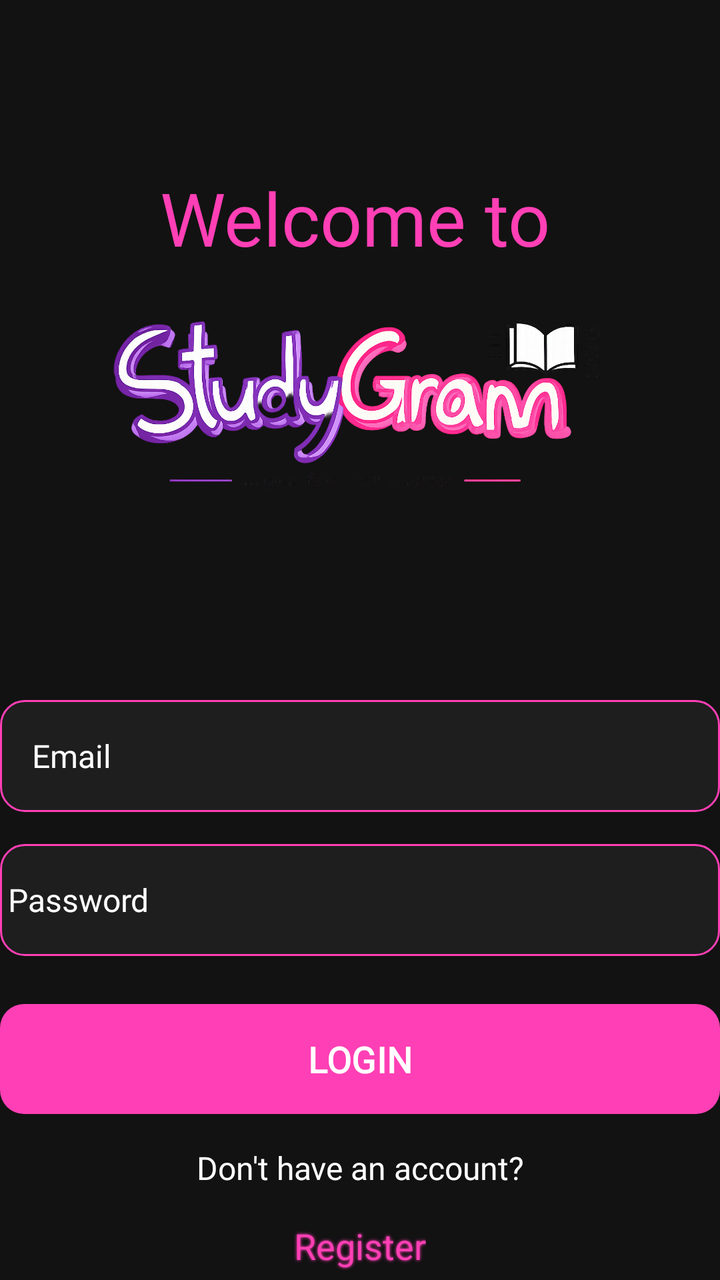
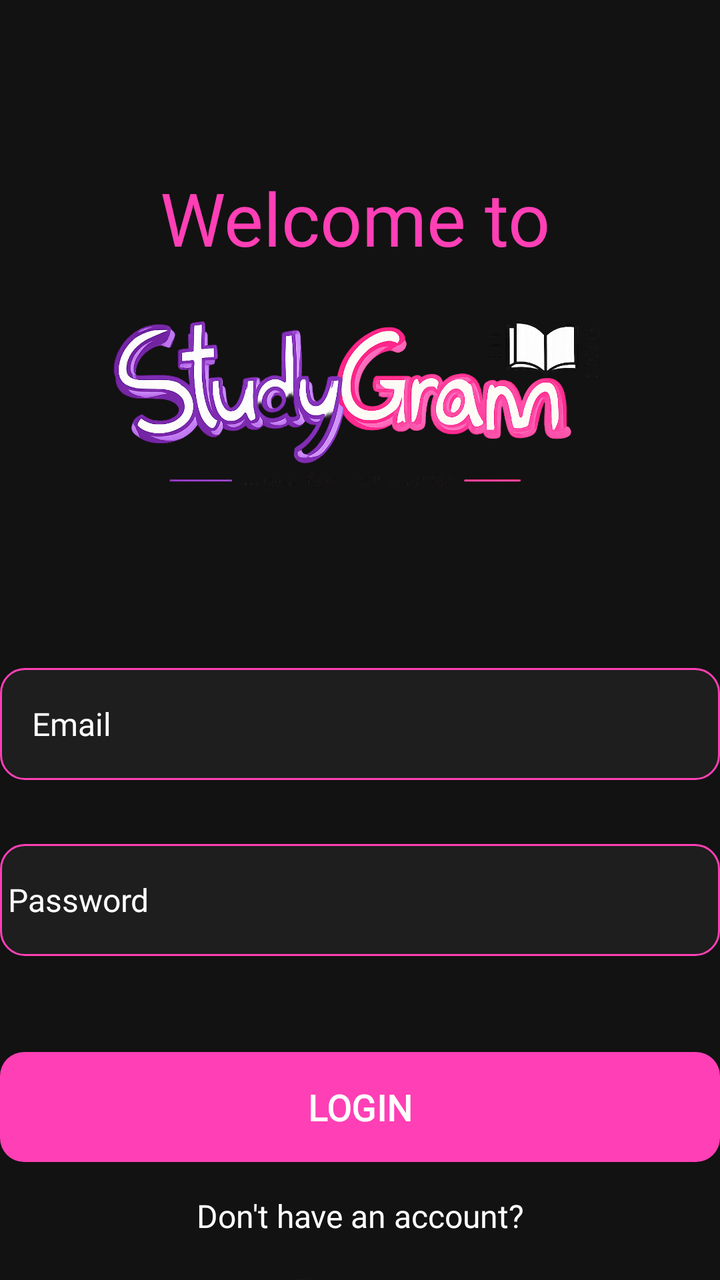

The first picture is an Android layout as it rendered before a commit; the second is the same layout after the commit. The layout source and the unified diff follow.
<!-- AndroidManifest.xml: application theme Theme.StudyGram -->
<!-- res/layout/activity_login.xml -->
<?xml version="1.0" encoding="utf-8"?>
<androidx.constraintlayout.widget.ConstraintLayout
    xmlns:android="http://schemas.android.com/apk/res/android"
    xmlns:app="http://schemas.android.com/apk/res-auto"
    android:layout_width="match_parent"
    android:layout_height="match_parent"
    android:background="#121212"
 >

    <ImageView
        android:id="@+id/ivLogo"
        android:layout_width="250dp"
        android:layout_height="250dp"
        android:src="@drawable/study_gram2_cropped"
        app:layout_constraintTop_toTopOf="parent"
        app:layout_constraintStart_toStartOf="parent"
        app:layout_constraintEnd_toEndOf="parent"
        android:layout_marginTop="80dp"/>

    <TextView
        android:id="@+id/tvTitle"
        android:layout_width="wrap_content"
        android:layout_height="wrap_content"
        android:layout_marginTop="4dp"
        android:fontFamily="@font/poppins_semi_bold_italic"
        android:text="Welcome to"
        android:textColor="#FF3FB5"
        android:textSize="37sp"
        app:layout_constraintEnd_toEndOf="@id/ivLogo"
        app:layout_constraintHorizontal_bias="0.458"
        app:layout_constraintStart_toStartOf="@id/ivLogo"
        app:layout_constraintTop_toTopOf="@id/ivLogo" />

    <EditText
        android:padding="16dp"
        android:id="@+id/etEmail"
        android:layout_width="0dp"
        android:layout_height="56dp"
        android:hint="Email"
        android:fontFamily ="@font/poppins_regular"
        android:textColorHint="#FFFFFF"
        android:inputType="textEmailAddress"
        android:textColor="#FFFFFF"
        app:layout_constraintTop_toBottomOf="@id/ivLogo"
        app:layout_constraintStart_toStartOf="parent"
        app:layout_constraintEnd_toEndOf="parent"
        android:layout_marginTop="20dp"
        android:background="@drawable/rounded_input"
        android:textSize="16sp"/>

    <EditText
        android:id="@+id/etPassword"
        android:layout_width="0dp"
        android:layout_height="56dp"
        android:hint=" Password"
        android:fontFamily ="@font/poppins_regular"
        android:textColorHint="#FFFFFF"
        android:inputType="textPassword"
        android:textColor="#FFFFFF"
        app:layout_constraintTop_toBottomOf="@id/etEmail"
        app:layout_constraintStart_toStartOf="parent"
        app:layout_constraintEnd_toEndOf="parent"
        android:layout_marginTop="16dp"
        android:background="@drawable/rounded_input"
        android:textSize="16sp"
        />

    <TextView
        android:id="@+id/tvError"
        android:layout_width="0dp"
        android:layout_height="wrap_content"
        android:textColor="#A92F2F"
        android:visibility="gone"
        app:layout_constraintTop_toBottomOf="@id/etPassword"
        app:layout_constraintStart_toStartOf="parent"
        app:layout_constraintEnd_toEndOf="parent"
        android:layout_marginTop="8dp"
        android:textSize="16sp"/>

    <Button
        android:id="@+id/btnLogin"
        android:layout_width="0dp"
        android:layout_height="55dp"
        android:text="LOGIN"
        app:layout_constraintTop_toBottomOf="@id/tvError"
        app:layout_constraintStart_toStartOf="parent"
        app:layout_constraintEnd_toEndOf="parent"
        android:layout_marginTop="24dp"
        android:textStyle="bold"
        app:backgroundTint="#FF3FB5"
        android:background="@drawable/rounded_button"
        android:fontFamily ="@font/poppins_black"
        android:textSize="18sp"/>

    <TextView
        android:id="@+id/RegisterQuestion"
        android:layout_width="wrap_content"
        android:layout_height="wrap_content"
        android:text="Don't have an account?"
        android:textSize="16sp"
        android:textColor="#FFFFFF"
        app:layout_constraintTop_toBottomOf="@id/btnLogin"
        app:layout_constraintStart_toStartOf="parent"
        app:layout_constraintEnd_toEndOf="parent"
        android:layout_marginTop="16dp"
        android:fontFamily ="@font/poppins_regular"/>

    <TextView
        android:id="@+id/tvGoToRegister"
        android:layout_width="wrap_content"
        android:layout_height="wrap_content"
        android:text="Register"
        android:textSize="18sp"
        android:textColor="#FF3FB5"
        android:fontFamily="@font/poppins_italic"
        app:layout_constraintTop_toBottomOf="@id/RegisterQuestion"
        app:layout_constraintStart_toStartOf="parent"
        app:layout_constraintEnd_toEndOf="parent"
        android:layout_marginTop="16dp"
        android:shadowColor="#FF3FB5"
        android:shadowRadius="4"
        android:shadowDx="0"
        android:shadowDy="0"
        />

</androidx.constraintlayout.widget.ConstraintLayout>
<!-- resources referenced by this layout -->
<resources>
  <!-- drawable rounded_button (drawable) -->
  <?xml version="1.0" encoding="utf-8"?>
  <shape xmlns:android="http://schemas.android.com/apk/res/android">
  
          <solid android:color="#FF3FB5" />
          <corners android:radius="12dp" />
      </shape>
  <!-- drawable rounded_input (drawable) -->
  <?xml version="1.0" encoding="utf-8"?>
  <shape xmlns:android="http://schemas.android.com/apk/res/android">
      <solid android:color="#1E1E1E" />
      <corners android:radius="12dp" />
      <stroke android:width="1dp" android:color="#FF3FB5" />
  </shape>
  <!-- drawable study_gram2_cropped: png bitmap (drawable, 560006 bytes) -->
  <style name="Theme.StudyGram" parent="Base.Theme.StudyGram" />
  <style name="Base.Theme.StudyGram" parent="Theme.Material3.DayNight.NoActionBar">
          
          
      </style>
</resources>

<!-- the commit's change to res/layout/activity_login.xml (unified diff, before → after) -->
@@ -32,38 +32,39 @@
         app:layout_constraintTop_toTopOf="@id/ivLogo" />
 
     <EditText
-        android:padding="16dp"
         android:id="@+id/etEmail"
         android:layout_width="0dp"
         android:layout_height="56dp"
+        android:layout_marginTop="4dp"
+        android:background="@drawable/rounded_input"
+        android:fontFamily="@font/poppins_regular"
         android:hint="Email"
-        android:fontFamily ="@font/poppins_regular"
+        android:inputType="textEmailAddress"
+        android:padding="16dp"
+        android:textColor="#FFFFFF"
         android:textColorHint="#FFFFFF"
-        android:inputType="textEmailAddress"
-        android:textColor="#FFFFFF"
-        app:layout_constraintTop_toBottomOf="@id/ivLogo"
+        android:textSize="16sp"
+        app:layout_constraintEnd_toEndOf="parent"
+        app:layout_constraintHorizontal_bias="0.0"
         app:layout_constraintStart_toStartOf="parent"
-        app:layout_constraintEnd_toEndOf="parent"
-        android:layout_marginTop="20dp"
-        android:background="@drawable/rounded_input"
-        android:textSize="16sp"/>
+        app:layout_constraintTop_toBottomOf="@id/ivLogo" />
 
     <EditText
         android:id="@+id/etPassword"
         android:layout_width="0dp"
         android:layout_height="56dp"
+        android:layout_marginTop="32dp"
+        android:background="@drawable/rounded_input"
+        android:fontFamily="@font/poppins_regular"
         android:hint=" Password"
-        android:fontFamily ="@font/poppins_regular"
-        android:textColorHint="#FFFFFF"
         android:inputType="textPassword"
         android:textColor="#FFFFFF"
-        app:layout_constraintTop_toBottomOf="@id/etEmail"
+        android:textColorHint="#FFFFFF"
+        android:textSize="16sp"
+        app:layout_constraintEnd_toEndOf="parent"
+        app:layout_constraintHorizontal_bias="0.0"
         app:layout_constraintStart_toStartOf="parent"
-        app:layout_constraintEnd_toEndOf="parent"
-        android:layout_marginTop="16dp"
-        android:background="@drawable/rounded_input"
-        android:textSize="16sp"
-        />
+        app:layout_constraintTop_toBottomOf="@id/etEmail" />
 
     <TextView
         android:id="@+id/tvError"
@@ -81,16 +82,17 @@
         android:id="@+id/btnLogin"
         android:layout_width="0dp"
         android:layout_height="55dp"
+        android:layout_marginTop="48dp"
+        android:background="@drawable/rounded_button"
+        android:fontFamily="@font/poppins_black"
         android:text="LOGIN"
-        app:layout_constraintTop_toBottomOf="@id/tvError"
-        app:layout_constraintStart_toStartOf="parent"
-        app:layout_constraintEnd_toEndOf="parent"
-        android:layout_marginTop="24dp"
+        android:textSize="18sp"
         android:textStyle="bold"
         app:backgroundTint="#FF3FB5"
-        android:background="@drawable/rounded_button"
-        android:fontFamily ="@font/poppins_black"
-        android:textSize="18sp"/>
+        app:layout_constraintEnd_toEndOf="parent"
+        app:layout_constraintHorizontal_bias="0.0"
+        app:layout_constraintStart_toStartOf="parent"
+        app:layout_constraintTop_toBottomOf="@id/tvError" />
 
     <TextView
         android:id="@+id/RegisterQuestion"
